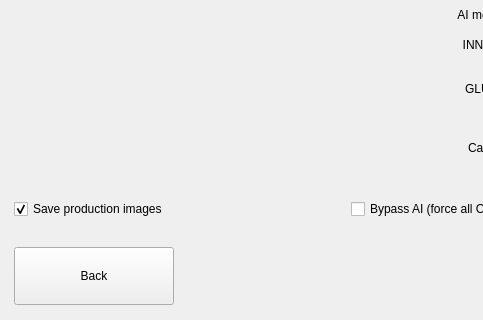
Before: the Qt Designer form tf_gui/ui/camera_monitor_dialog.ui in yhe21/tf-inner-gui, drawn with Qt 5; both pictures show x 0 to 483 and y 280 to 600 of the 1024 by 600 pixel window.
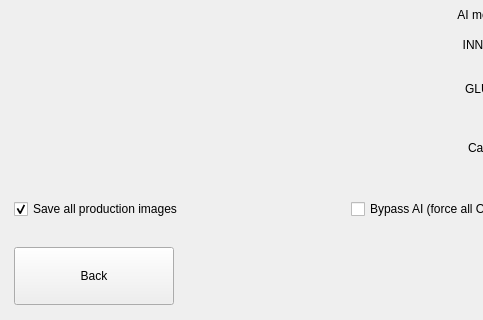
After: the same form once the commit is applied.

Commit message: Save low-confidence inspection images for review

Diff of the .ui file:
```diff
--- a/tf_gui/ui/camera_monitor_dialog.ui
+++ b/tf_gui/ui/camera_monitor_dialog.ui
@@ -125,7 +125,7 @@
      <item>
       <widget class="QCheckBox" name="chkSaveProductionImages">
        <property name="minimumSize"><size><width>0</width><height>48</height></size></property>
-       <property name="text"><string>Save production images</string></property>
+       <property name="text"><string>Save all production images</string></property>
        <property name="checked"><bool>true</bool></property>
       </widget>
      </item>
```
The commit also changes 6 other files.
